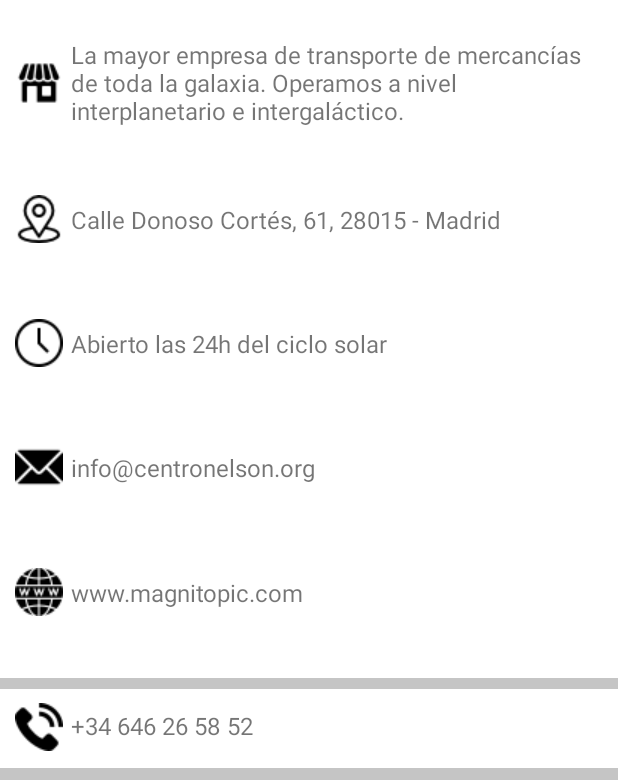
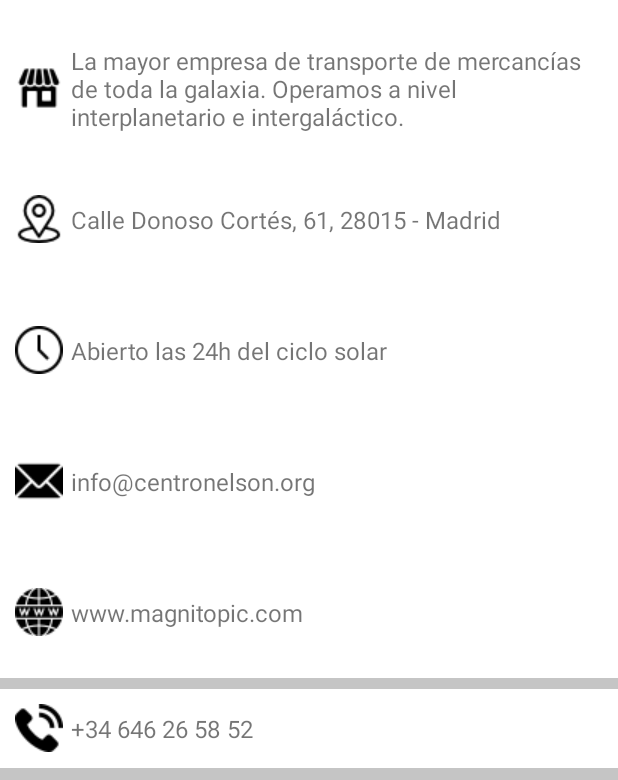
Before and after one commit to magnitopic/MiniProyectBusiness, an Android app: the screen it shows after launch (MainActivity), on a phone screen of 412 x 824 dp, the part 456-1236 px from its top. Run offline under Robolectric (Android 15) with nearby library versions, the phone set to English and light mode, and no system bars.

Commit message:
centeres relatives

```diff
--- a/app/src/main/res/layout/activity_main.xml
+++ b/app/src/main/res/layout/activity_main.xml
@@ -50,7 +50,7 @@
         <RelativeLayout
             android:layout_width="match_parent"
             android:layout_height="0dp"
-            android:layout_weight=".24"
+            android:layout_weight="1"
             android:layout_marginTop="15dp"
             android:id="@+id/desc"
             android:padding="10dp">
@@ -61,7 +61,7 @@
                 android:layout_height="wrap_content"
                 app:srcCompat="@drawable/store"
                 android:contentDescription="@string/descriptionIcon"
-                android:layout_marginTop="14dp"/>
+                android:layout_centerVertical="true"/>
 
             <TextView
                 android:textSize="16sp"
@@ -70,13 +70,14 @@
                 android:layout_height="wrap_content"
                 android:text="@string/description"
                 android:layout_toEndOf="@+id/descIcon"
-                android:layout_marginStart="5dp"/>
+                android:layout_marginStart="5dp"
+                android:layout_centerVertical="true"/>
         </RelativeLayout>
 
         <RelativeLayout
             android:layout_width="match_parent"
             android:layout_height="0dp"
-            android:layout_weight=".19"
+            android:layout_weight="1"
             android:id="@+id/direc"
             android:padding="10dp">
 
@@ -85,7 +86,8 @@
                 android:id="@+id/direcIcon"
                 android:layout_width="wrap_content"
                 android:layout_height="wrap_content"
-                app:srcCompat="@drawable/location" />
+                app:srcCompat="@drawable/location"
+                android:layout_centerVertical="true"/>
 
             <TextView
                 android:textSize="16sp"
@@ -96,13 +98,14 @@
                 android:layout_marginTop="5dp"
                 android:contentDescription="@string/descriptionDirec"
                 android:layout_toEndOf="@+id/direcIcon"
-                android:layout_marginStart="5dp"/>
+                android:layout_marginStart="5dp"
+                android:layout_centerVertical="true"/>
         </RelativeLayout>
 
         <RelativeLayout
             android:layout_width="match_parent"
             android:layout_height="0dp"
-            android:layout_weight=".19"
+            android:layout_weight="1"
             android:id="@+id/time"
             android:padding="10dp">
 
@@ -111,7 +114,8 @@
                 android:layout_width="wrap_content"
                 android:layout_height="wrap_content"
                 app:srcCompat="@drawable/clock"
-                android:contentDescription="@string/descriptionTime"/>
+                android:contentDescription="@string/descriptionTime"
+                android:layout_centerVertical="true"/>
 
             <TextView
                 android:textSize="16sp"
@@ -121,13 +125,14 @@
                 android:text="@string/time"
                 android:layout_marginTop="5dp"
                 android:layout_toEndOf="@+id/timeIcon"
-                android:layout_marginStart="5dp"/>
+                android:layout_marginStart="5dp"
+                android:layout_centerVertical="true"/>
         </RelativeLayout>
 
         <RelativeLayout
             android:layout_width="match_parent"
             android:layout_height="0dp"
-            android:layout_weight=".19"
+            android:layout_weight="1"
             android:id="@+id/email"
             android:padding="10dp">
 
@@ -136,7 +141,8 @@
                 android:layout_width="wrap_content"
                 android:layout_height="wrap_content"
                 app:srcCompat="@drawable/email"
-                android:contentDescription="@string/descriptionEmail"/>
+                android:contentDescription="@string/descriptionEmail"
+                android:layout_centerVertical="true"/>
 
             <TextView
                 android:textSize="16sp"
@@ -146,13 +152,14 @@
                 android:text="@string/email"
                 android:layout_marginTop="5dp"
                 android:layout_toEndOf="@+id/emailIcon"
-                android:layout_marginStart="5dp"/>
+                android:layout_marginStart="5dp"
+                android:layout_centerVertical="true"/>
         </RelativeLayout>
 
         <RelativeLayout
             android:layout_width="match_parent"
             android:layout_height="0dp"
-            android:layout_weight=".19"
+            android:layout_weight="1"
             android:id="@+id/web"
             android:padding="10dp">
 
@@ -161,7 +168,8 @@
                 android:layout_width="wrap_content"
                 android:layout_height="wrap_content"
                 app:srcCompat="@drawable/website"
-                android:contentDescription="@string/descriptionIcon"/>
+                android:contentDescription="@string/descriptionIcon"
+                android:layout_centerVertical="true"/>
 
             <TextView
                 android:textSize="16sp"
@@ -171,7 +179,8 @@
                 android:text="@string/web"
                 android:layout_marginTop="5dp"
                 android:layout_toEndOf="@+id/webIcon"
-                android:layout_marginStart="5dp"/>
+                android:layout_marginStart="5dp"
+                android:layout_centerVertical="true"/>
         </RelativeLayout>
 
 
@@ -193,7 +202,7 @@
             app:srcCompat="@drawable/phone"
             android:contentDescription="@string/descriptionIcon"
             android:layout_marginStart="10dp"
-            android:layout_marginTop="9dp"/>
+            android:layout_centerVertical="true"/>
 
         <TextView
             android:textSize="16sp"
@@ -203,7 +212,7 @@
             android:text="@string/telf"
             android:layout_toEndOf="@+id/telfIcon"
             android:layout_marginStart="5dp"
-            android:layout_marginTop="13dp"/>
+            android:layout_centerVertical="true"/>
     </RelativeLayout>
 
 
```
